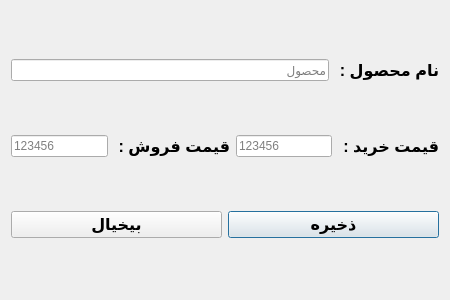
Hojjatrt/Accounting, file GUI/UI_Files/add_product.ui: the form before one commit.
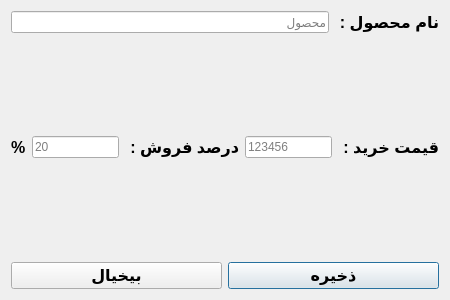
The form after the commit.

Commit message: edit ui, add percent to ui and number to table

```diff
--- a/GUI/UI_Files/add_product.ui
+++ b/GUI/UI_Files/add_product.ui
@@ -96,7 +96,7 @@
         </font>
        </property>
        <property name="text">
-        <string>قیمت فروش : </string>
+        <string>درصد فروش : </string>
        </property>
       </widget>
      </item>
@@ -105,11 +105,29 @@
        <property name="inputMethodHints">
         <set>Qt::ImhDigitsOnly|Qt::ImhPreferNumbers</set>
        </property>
+       <property name="text">
+        <string/>
+       </property>
        <property name="maxLength">
         <number>11</number>
        </property>
        <property name="placeholderText">
-        <string>123456</string>
+        <string>20</string>
+       </property>
+      </widget>
+     </item>
+     <item>
+      <widget class="QLabel" name="label_6">
+       <property name="font">
+        <font>
+         <family>Arial</family>
+         <pointsize>12</pointsize>
+         <weight>75</weight>
+         <bold>true</bold>
+        </font>
+       </property>
+       <property name="text">
+        <string>%</string>
        </property>
       </widget>
      </item>
```
Left out of the diff: 4 changed lines with no effect on the pictures. The commit also changes 3 other files.
